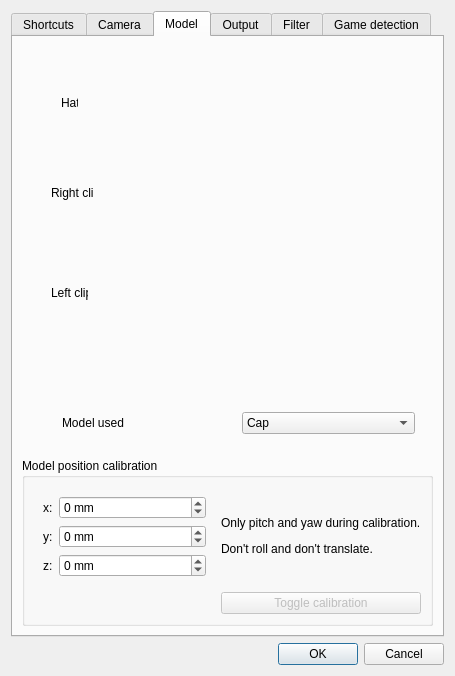
First picture: the form in facetracknoir/settings.ui, repository opentrack/opentrack, before the edit.
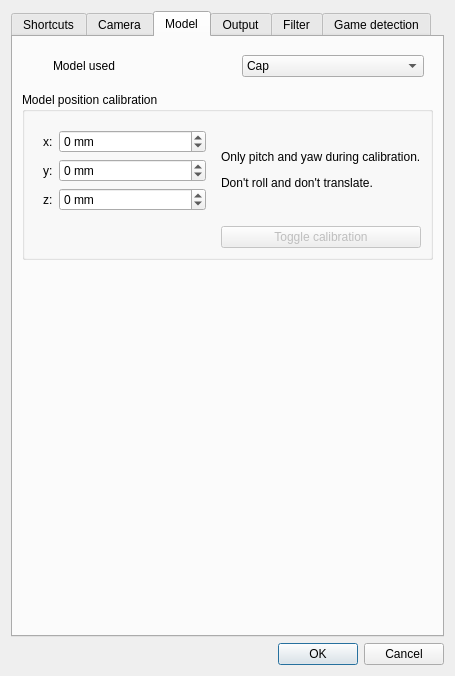
Second picture: the form after the edit. The open tabs and pages were chosen to show the change. Icons and pictures are not drawn. Custom widgets are drawn as their Qt base class.

Commit message:
ui: now choose model through combobox
Resize images for smaller binary.

Diff of the .ui file:
```diff
--- a/facetracknoir/settings.ui
+++ b/facetracknoir/settings.ui
@@ -560,182 +560,7 @@
       <attribute name="title">
        <string>Model</string>
       </attribute>
-      <layout class="QVBoxLayout" name="verticalLayout_6">
-       <item>
-        <widget class="QGroupBox" name="groupBox_7">
-         <property name="styleSheet">
-          <string notr="true">QGroupBox { border: 0; }</string>
-         </property>
-         <property name="title">
-          <string/>
-         </property>
          <layout class="QVBoxLayout" name="verticalLayout_2">
-          <item>
-           <widget class="QFrame" name="frame_5">
-            <property name="styleSheet">
-             <string notr="true">QFrame { border: 0; }</string>
-            </property>
-            <property name="frameShape">
-             <enum>QFrame::NoFrame</enum>
-            </property>
-            <property name="frameShadow">
-             <enum>QFrame::Raised</enum>
-            </property>
-            <property name="lineWidth">
-             <number>0</number>
-            </property>
-            <widget class="QLabel" name="label_4">
-             <property name="geometry">
-              <rect>
-               <x>30</x>
-               <y>40</y>
-               <width>17</width>
-               <height>16</height>
-              </rect>
-             </property>
-             <property name="text">
-              <string>Hat</string>
-             </property>
-            </widget>
-            <widget class="QLabel" name="label_3">
-             <property name="geometry">
-              <rect>
-               <x>210</x>
-               <y>0</y>
-               <width>120</width>
-               <height>108</height>
-              </rect>
-             </property>
-             <property name="sizePolicy">
-              <sizepolicy hsizetype="Fixed" vsizetype="Fixed">
-               <horstretch>0</horstretch>
-               <verstretch>0</verstretch>
-              </sizepolicy>
-             </property>
-             <property name="minimumSize">
-              <size>
-               <width>120</width>
-               <height>108</height>
-              </size>
-             </property>
-             <property name="maximumSize">
-              <size>
-               <width>120</width>
-               <height>108</height>
-              </size>
-             </property>
-             <property name="text">
-              <string/>
-             </property>
-             <property name="pixmap">
-              <pixmap resource="ui-res.qrc">:/images/trackhat-hat.png</pixmap>
-             </property>
-             <property name="scaledContents">
-              <bool>true</bool>
-             </property>
-            </widget>
-            <widget class="QLabel" name="label_34">
-             <property name="geometry">
-              <rect>
-               <x>215</x>
-               <y>80</y>
-               <width>130</width>
-               <height>130</height>
-              </rect>
-             </property>
-             <property name="sizePolicy">
-              <sizepolicy hsizetype="Fixed" vsizetype="Fixed">
-               <horstretch>0</horstretch>
-               <verstretch>0</verstretch>
-              </sizepolicy>
-             </property>
-             <property name="minimumSize">
-              <size>
-               <width>130</width>
-               <height>130</height>
-              </size>
-             </property>
-             <property name="maximumSize">
-              <size>
-               <width>130</width>
-               <height>130</height>
-              </size>
-             </property>
-             <property name="text">
-              <string/>
-             </property>
-             <property name="pixmap">
-              <pixmap resource="ui-res.qrc">:/images/trackhat-clip-right.png</pixmap>
-             </property>
-             <property name="scaledContents">
-              <bool>true</bool>
-             </property>
-            </widget>
-            <widget class="QLabel" name="label_35">
-             <property name="geometry">
-              <rect>
-               <x>20</x>
-               <y>130</y>
-               <width>43</width>
-               <height>16</height>
-              </rect>
-             </property>
-             <property name="text">
-              <string>Right clip</string>
-             </property>
-            </widget>
-            <widget class="QLabel" name="label_36">
-             <property name="geometry">
-              <rect>
-               <x>215</x>
-               <y>170</y>
-               <width>130</width>
-               <height>130</height>
-              </rect>
-             </property>
-             <property name="sizePolicy">
-              <sizepolicy hsizetype="Fixed" vsizetype="Fixed">
-               <horstretch>0</horstretch>
-               <verstretch>0</verstretch>
-              </sizepolicy>
-             </property>
-             <property name="minimumSize">
-              <size>
-               <width>130</width>
-               <height>130</height>
-              </size>
-             </property>
-             <property name="maximumSize">
-              <size>
-               <width>130</width>
-               <height>130</height>
-              </size>
-             </property>
-             <property name="text">
-              <string/>
-             </property>
-             <property name="pixmap">
-              <pixmap resource="ui-res.qrc">:/images/trackhat-clip-left.png</pixmap>
-             </property>
-             <property name="scaledContents">
-              <bool>true</bool>
-             </property>
-            </widget>
-            <widget class="QLabel" name="label_37">
-             <property name="geometry">
-              <rect>
-               <x>20</x>
-               <y>230</y>
-               <width>37</width>
-               <height>16</height>
-              </rect>
-             </property>
-             <property name="text">
-              <string>Left clip</string>
-             </property>
-            </widget>
-           </widget>
-          </item>
           <item>
            <widget class="QFrame" name="frame_6">
             <property name="sizePolicy">
@@ -769,24 +594,42 @@
              </item>
              <item row="0" column="1">
               <widget class="QComboBox" name="model_used">
+            <property name="sizeAdjustPolicy">
+             <enum>QComboBox::AdjustToMinimumContentsLength</enum>
+            </property>
+            <property name="iconSize">
+             <size>
+              <width>32</width>
+              <height>32</height>
+             </size>
+            </property>
                <item>
                 <property name="text">
                  <string>Cap</string>
                 </property>
+             <property name="icon">
+              <iconset resource="ui-res.qrc">
+               <normaloff>:/images/trackhat-hat.png</normaloff>:/images/trackhat-hat.png</iconset>
+             </property>
                </item>
                <item>
                 <property name="text">
                  <string>Clip</string>
                 </property>
+             <property name="icon">
+              <iconset resource="ui-res.qrc">
+               <normaloff>:/images/trackhat-clip-right.png</normaloff>:/images/trackhat-clip-right.png</iconset>
+             </property>
                </item>
                <item>
                 <property name="text">
                  <string>Clip left-handed</string>
                 </property>
-               </item>
-              </widget>
-             </item>
-            </layout>
+             <property name="icon">
+              <iconset resource="ui-res.qrc">
+               <normaloff>:/images/trackhat-clip-left.png</normaloff>:/images/trackhat-clip-left.png</iconset>
+             </property>
+            </item>
            </widget>
           </item>
          </layout>
@@ -917,6 +760,19 @@
          </layout>
         </widget>
        </item>
+       <item>
+        <spacer name="verticalSpacer_5">
+         <property name="orientation">
+          <enum>Qt::Vertical</enum>
+         </property>
+         <property name="sizeHint" stdset="0">
+          <size>
+           <width>20</width>
+           <height>40</height>
+          </size>
+         </property>
+        </spacer>
+       </item>
       </layout>
      </widget>
      <widget class="QWidget" name="tab_4">
```
Lines whose indentation alone changed are shown as unchanged. The commit also changes 3 other files.
